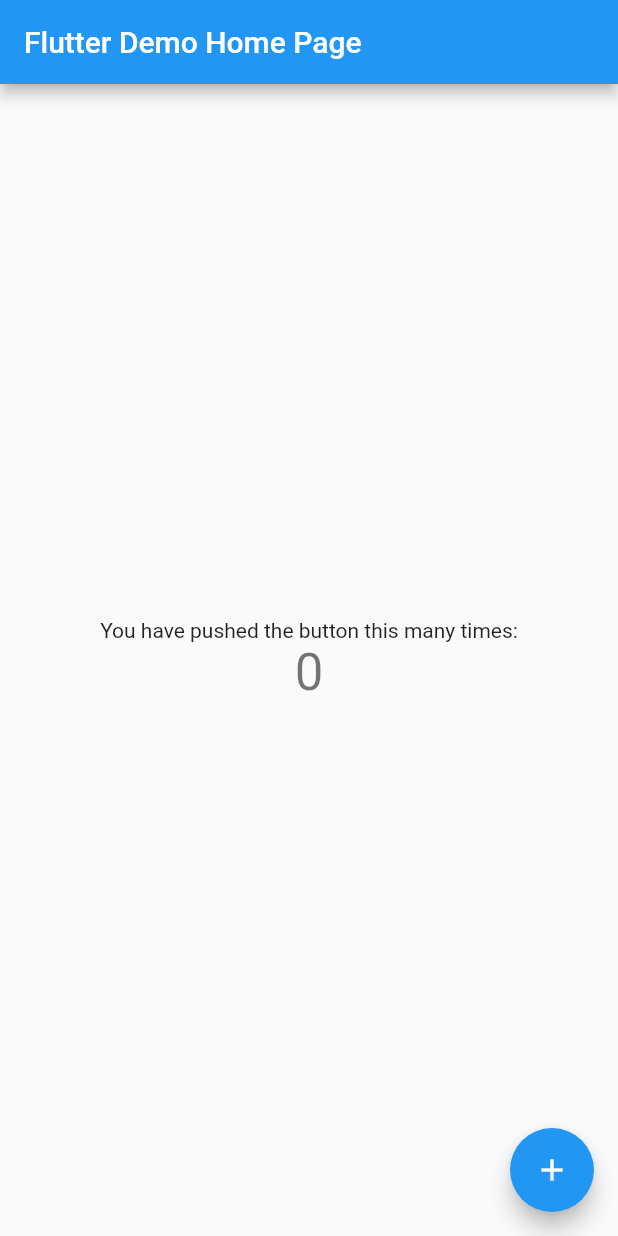
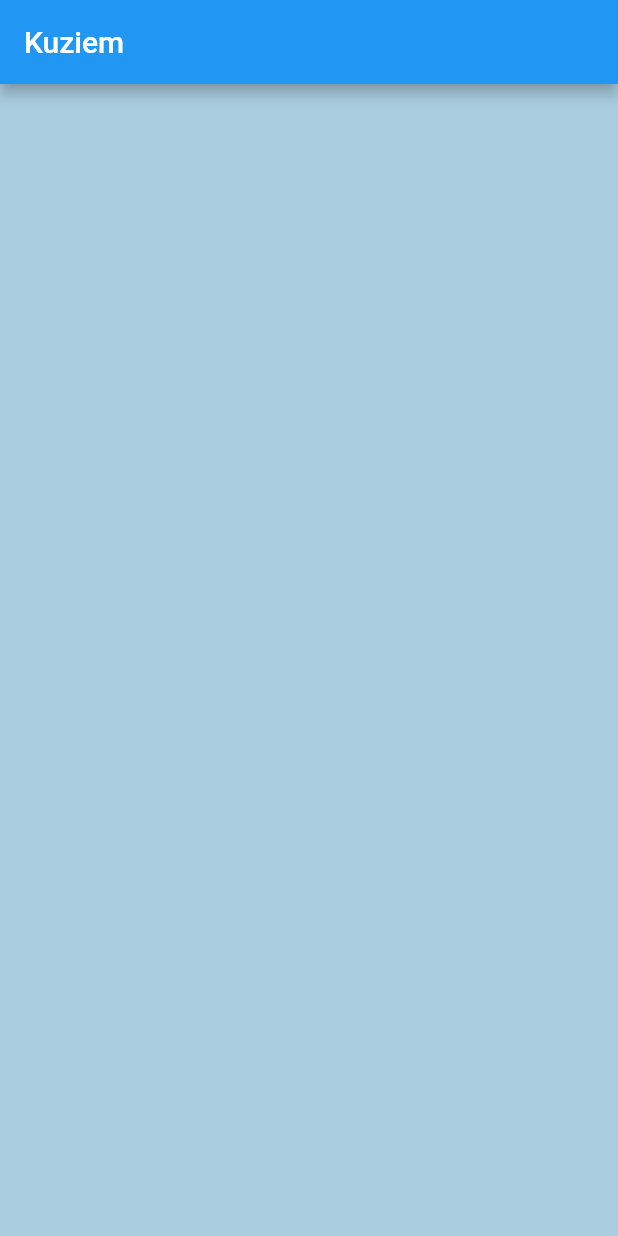
Before and after one commit to Joelodufu/kuziem, a Flutter app: the screen it shows after launch, on a phone screen of 412 x 824 dp. Run offline on Flutter 3.47's test engine with Material 2 defaults, Android fonts, the light colour scheme and no system bars.

Commit message:
Adding the Resposive Pages

```diff
--- a/lib/main.dart
+++ b/lib/main.dart
@@ -1,4 +1,5 @@
 import 'package:flutter/material.dart';
+import 'package:kuziem/pages/homepage.dart';
 
 void main() {
   runApp(const MyApp());
@@ -7,109 +8,12 @@
 class MyApp extends StatelessWidget {
   const MyApp({super.key});
 
-  // This widget is the root of your application.
   @override
   Widget build(BuildContext context) {
     return MaterialApp(
-      title: 'Flutter Demo',
-      theme: ThemeData(
-        // This is the theme of your application.
-        //
-        // Try running your application with "flutter run". You'll see the
-        // application has a blue toolbar. Then, without quitting the app, try
-        // changing the primarySwatch below to Colors.green and then invoke
-        // "hot reload" (press "r" in the console where you ran "flutter run",
-        // or simply save your changes to "hot reload" in a Flutter IDE).
-        // Notice that the counter didn't reset back to zero; the application
-        // is not restarted.
-        primarySwatch: Colors.blue,
-      ),
-      home: const MyHomePage(title: 'Flutter Demo Home Page'),
+      debugShowCheckedModeBanner: false,
+      home: HomePage(),
+      theme: ThemeData(primaryColor: Colors.lightBlueAccent),
     );
   }
 }
-
-class MyHomePage extends StatefulWidget {
-  const MyHomePage({super.key, required this.title});
-
-  // This widget is the home page of your application. It is stateful, meaning
-  // that it has a State object (defined below) that contains fields that affect
-  // how it looks.
-
-  // This class is the configuration for the state. It holds the values (in this
-  // case the title) provided by the parent (in this case the App widget) and
-  // used by the build method of the State. Fields in a Widget subclass are
-  // always marked "final".
-
-  final String title;
-
-  @override
-  State<MyHomePage> createState() => _MyHomePageState();
-}
-
-class _MyHomePageState extends State<MyHomePage> {
-  int _counter = 0;
-
-  void _incrementCounter() {
-    setState(() {
-      // This call to setState tells the Flutter framework that something has
-      // changed in this State, which causes it to rerun the build method below
-      // so that the display can reflect the updated values. If we changed
-      // _counter without calling setState(), then the build method would not be
-      // called again, and so nothing would appear to happen.
-      _counter++;
-    });
-  }
-
-  @override
-  Widget build(BuildContext context) {
-    // This method is rerun every time setState is called, for instance as done
-    // by the _incrementCounter method above.
-    //
-    // The Flutter framework has been optimized to make rerunning build methods
-    // fast, so that you can just rebuild anything that needs updating rather
-    // than having to individually change instances of widgets.
-    return Scaffold(
-      appBar: AppBar(
-        // Here we take the value from the MyHomePage object that was created by
-        // the App.build method, and use it to set our appbar title.
-        title: Text(widget.title),
-      ),
-      body: Center(
-        // Center is a layout widget. It takes a single child and positions it
-        // in the middle of the parent.
-        child: Column(
-          // Column is also a layout widget. It takes a list of children and
-          // arranges them vertically. By default, it sizes itself to fit its
-          // children horizontally, and tries to be as tall as its parent.
-          //
-          // Invoke "debug painting" (press "p" in the console, choose the
-          // "Toggle Debug Paint" action from the Flutter Inspector in Android
-          // Studio, or the "Toggle Debug Paint" command in Visual Studio Code)
-          // to see the wireframe for each widget.
-          //
-          // Column has various properties to control how it sizes itself and
-          // how it positions its children. Here we use mainAxisAlignment to
-          // center the children vertically; the main axis here is the vertical
-          // axis because Columns are vertical (the cross axis would be
-          // horizontal).
-          mainAxisAlignment: MainAxisAlignment.center,
-          children: <Widget>[
-            const Text(
-              'You have pushed the button this many times:',
-            ),
-            Text(
-              '$_counter',
-              style: Theme.of(context).textTheme.headlineMedium,
-            ),
-          ],
-        ),
-      ),
-      floatingActionButton: FloatingActionButton(
-        onPressed: _incrementCounter,
-        tooltip: 'Increment',
-        child: const Icon(Icons.add),
-      ), // This trailing comma makes auto-formatting nicer for build methods.
-    );
-  }
-}
--- /dev/null
+++ b/lib/pages/homepage.dart
@@ -0,0 +1,27 @@
+import 'package:flutter/material.dart';
+import 'package:flutter/src/widgets/framework.dart';
+import 'package:flutter/src/widgets/placeholder.dart';
+import 'package:kuziem/utils/responsive/descktop_body.dart';
+import 'package:kuziem/utils/responsive/mobile_body.dart';
+import 'package:kuziem/utils/responsive/pad_body.dart';
+import 'package:kuziem/utils/responsive/responsive_layout.dart';
+
+class HomePage extends StatefulWidget {
+  const HomePage({super.key});
+
+  @override
+  State<HomePage> createState() => _HomePageState();
+}
+
+class _HomePageState extends State<HomePage> {
+  @override
+  Widget build(BuildContext context) {
+    final currentWidth = MediaQuery.of(context).size.width;
+    return Scaffold(
+      body: ResponsiveLayout(
+          mobilebody: MobileBody(),
+          descktopbody: DescktopBody(),
+          padbody: PadBody()),
+    );
+  }
+}
--- /dev/null
+++ b/lib/utils/dimensions.dart
@@ -0,0 +1,2 @@
+const mobilewidth = 414;
+const tabwidth = 760;
--- /dev/null
+++ b/lib/utils/responsive/descktop_body.dart
@@ -0,0 +1,14 @@
+import 'package:flutter/material.dart';
+import 'package:flutter/src/widgets/framework.dart';
+import 'package:flutter/src/widgets/placeholder.dart';
+
+class DescktopBody extends StatelessWidget {
+  const DescktopBody({super.key});
+
+  @override
+  Widget build(BuildContext context) {
+    return Scaffold(
+      backgroundColor: Colors.lightBlue,
+    );
+  }
+}
--- /dev/null
+++ b/lib/utils/responsive/mobile_body.dart
@@ -0,0 +1,17 @@
+import 'package:flutter/material.dart';
+import 'package:flutter/src/widgets/framework.dart';
+import 'package:flutter/src/widgets/placeholder.dart';
+
+class MobileBody extends StatelessWidget {
+  const MobileBody({super.key});
+
+  @override
+  Widget build(BuildContext context) {
+    return Scaffold(
+      backgroundColor: Color.fromARGB(255, 170, 206, 224),
+      appBar: AppBar(
+        title: Text('Kuziem'),
+      ),
+    );
+  }
+}
--- /dev/null
+++ b/lib/utils/responsive/pad_body.dart
@@ -0,0 +1,14 @@
+import 'package:flutter/material.dart';
+import 'package:flutter/src/widgets/framework.dart';
+import 'package:flutter/src/widgets/placeholder.dart';
+
+class PadBody extends StatelessWidget {
+  const PadBody({super.key});
+
+  @override
+  Widget build(BuildContext context) {
+    return Scaffold(
+      backgroundColor: Colors.lightGreen,
+    );
+  }
+}
--- /dev/null
+++ b/lib/utils/responsive/responsive_layout.dart
@@ -0,0 +1,29 @@
+import 'package:flutter/material.dart';
+import 'package:flutter/rendering.dart';
+import 'package:flutter/src/widgets/framework.dart';
+import 'package:flutter/src/widgets/placeholder.dart';
+import 'package:kuziem/utils/dimensions.dart';
+
+class ResponsiveLayout extends StatelessWidget {
+  const ResponsiveLayout(
+      {super.key,
+      required this.mobilebody,
+      required this.descktopbody,
+      required this.padbody});
+
+  final Widget descktopbody;
+  final Widget mobilebody;
+  final Widget padbody;
+
+  @override
+  Widget build(BuildContext context) {
+    return LayoutBuilder(builder: (context, constraints) {
+      if (constraints.maxWidth < mobilewidth) {
+        return mobilebody;
+      } else if (constraints.maxWidth < tabwidth) {
+        return padbody;
+      } else
+        return descktopbody;
+    });
+  }
+}
```
